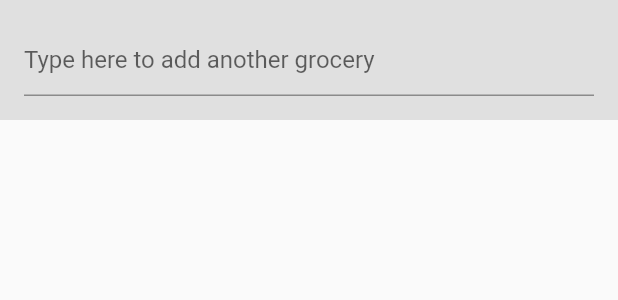
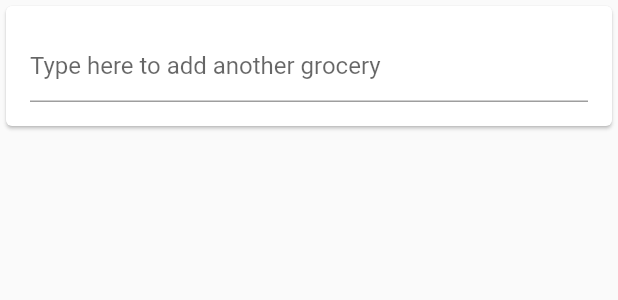
Before and after one commit to slideclimb/grocery-list, a Flutter app: what groceryTextField() shows on an empty page, opened directly, on a phone screen of 412 x 824 dp. Shown: the top 300 px of the screen. Run offline on Flutter 3.47's test engine with Material 2 defaults, Android fonts, the phone set to English and light mode, and no system bars; our stand-ins replace cloud_firestore; accounts and stored records are empty; statements that could not run were skipped.

Commit message:
Add icon (#4)

```diff
--- a/lib/add_grocery_field.dart
+++ b/lib/add_grocery_field.dart
@@ -2,15 +2,15 @@ import 'package:flutter/material.dart';
 import 'package:grocery_list/firestore_functions.dart';
 import 'package:grocery_list/i18n/translations.dart';
 
-Container groceryTextField(
-    BuildContext context) {
+Card groceryTextField(BuildContext context) {
   /// _focusnode is needed to focus the text field after a submission.
   final FocusNode _focusNode = new FocusNode();
+
   /// _controller is needed to clear the text field after a submission.
   final TextEditingController _controller = new TextEditingController();
 
-  return Container(
-      decoration: BoxDecoration(color: Colors.grey[300]),
+  return Card(
+//    color: Colors.grey[300],
       child: Padding(
           padding: EdgeInsets.all(16.0),
           child: TextField(
@@ -20,8 +20,8 @@ Container groceryTextField(
                 InputDecoration(hintText: Translations.of(context).newGrocery),
             onSubmitted: (text) {
               addToFirestore(text);
-              FocusScope.of(context).requestFocus(_focusNode);  // Re-focus.
-              _controller.clear();  // Clear text.
+              FocusScope.of(context).requestFocus(_focusNode); // Re-focus.
+              _controller.clear(); // Clear text.
             },
           )));
 }
--- a/lib/main.dart
+++ b/lib/main.dart
@@ -27,6 +27,10 @@ class GroceryApp extends StatelessWidget {
         GlobalWidgetsLocalizations.delegate
       ],
       supportedLocales: [const Locale('en', 'US'), const Locale('nl')],
+      theme: ThemeData(
+        primaryColor: Colors.lightGreen,
+        accentColor: Colors.pinkAccent,
+      ),
     );
   }
 }
--- a/pubspec.yaml
+++ b/pubspec.yaml
@@ -20,10 +20,16 @@ dependencies:
   firebase_core: ^0.2.5
   firebase_database: ^1.0.5
   cloud_firestore: ^0.8.2
+  flutter_launcher_icons: ^0.7.0
 
   # The following adds the Cupertino Icons font to your application.
   # Use with the CupertinoIcons class for iOS style icons.
   cupertino_icons: ^0.1.2
+
+flutter_icons:
+  android: true
+  ios: true
+  image_path: "resources/grocery-icon.png"
 
 dev_dependencies:
   flutter_test:
```
Also changed, not shown: 20 other files.
